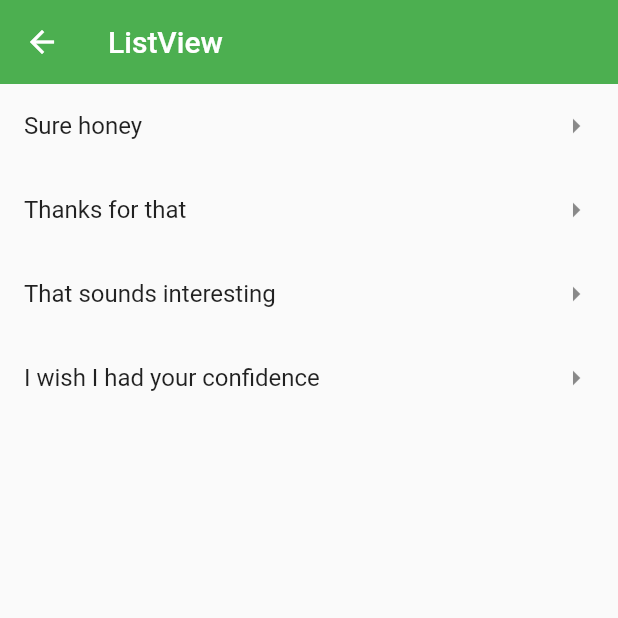
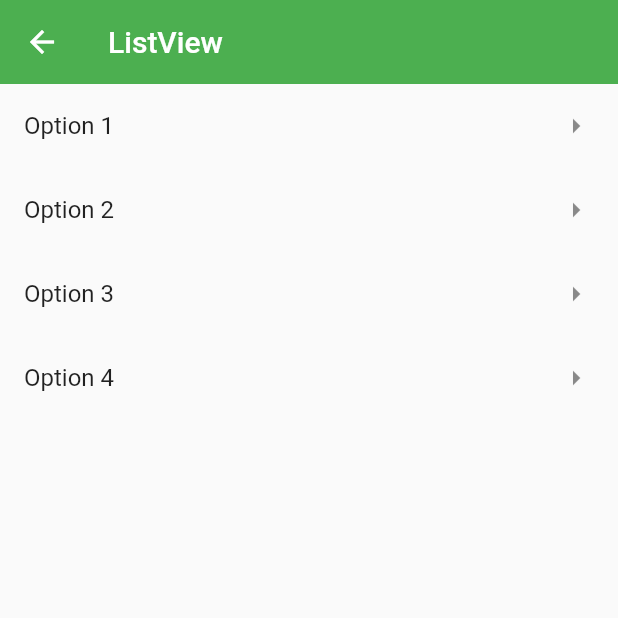
Before and after one commit to eidepozo/fl_components, a Flutter app: the Listview1Screen screen opened by its route, on a phone screen of 412 x 824 dp, the top half of it. Run offline on Flutter 3.47's test engine with Material 2 defaults, Android fonts, the phone set to English and light mode, and no system bars; network calls fail.

```diff
--- a/fl_components/lib/screens/listview1_screen.dart
+++ b/fl_components/lib/screens/listview1_screen.dart
@@ -1,12 +1,7 @@
 import 'package:flutter/material.dart';
 
 class Listview1Screen extends StatelessWidget {
-  final options = const [
-    'Sure honey',
-    'Thanks for that',
-    'That sounds interesting',
-    'I wish I had your confidence'
-  ];
+  final options = const ['Option 1', 'Option 2', 'Option 3', 'Option 4'];
 
   const Listview1Screen({Key? key}) : super(key: key);
 
--- a/fl_components/lib/screens/listview2_screen.dart
+++ b/fl_components/lib/screens/listview2_screen.dart
@@ -1,12 +1,7 @@
 import 'package:flutter/material.dart';
 
 class Listview2Screen extends StatelessWidget {
-  final options = const [
-    'Sure ...',
-    'Thanks for that',
-    'That sounds interesting',
-    'I wish I had your confidence'
-  ];
+  final options = const ['Option 1', 'Option 2', 'Option 3', 'Option 4'];
 
   const Listview2Screen({Key? key}) : super(key: key);
 
--- a/fl_components/lib/themes/app_themes.dart
+++ b/fl_components/lib/themes/app_themes.dart
@@ -1,5 +1,4 @@
-import 'package:flutter/material.dart'
-    show ThemeData, Color, Colors, AppBarTheme, TextButtonThemeData, TextButton;
+import 'package:flutter/material.dart';
 
 class AppThemes {
   static const Color primary = Colors.green;
@@ -8,5 +7,10 @@ class AppThemes {
       primaryColor: primary,
       appBarTheme: const AppBarTheme(color: primary, elevation: 0),
       textButtonTheme:
-          TextButtonThemeData(style: TextButton.styleFrom(primary: primary)));
+          TextButtonThemeData(style: TextButton.styleFrom(primary: primary)),
+      floatingActionButtonTheme:
+          const FloatingActionButtonThemeData(backgroundColor: primary),
+      elevatedButtonTheme: ElevatedButtonThemeData(
+          style: ElevatedButton.styleFrom(
+              primary: primary, shape: const StadiumBorder())));
 }
```
Also changed, not shown: fl_components/lib/screens/alert_screen.dart (+40 -4 lines), fl_components/lib/screens/card_screen.dart (+4 -9 lines).
